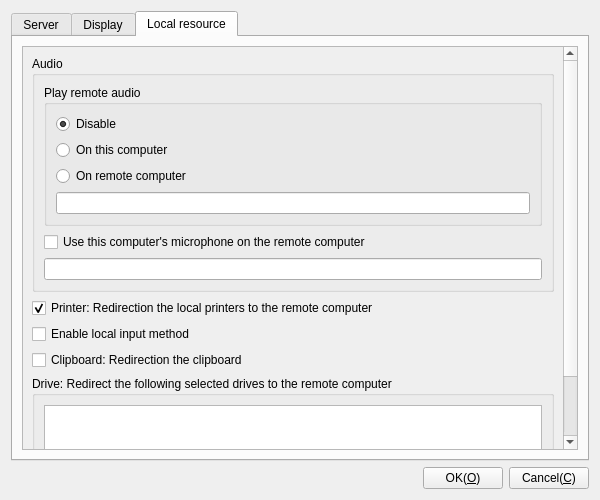
Old version of the form Plugins/FreeRDP/Client/DlgSetFreeRDP.ui in the repository KangLin/RabbitRemoteControl.
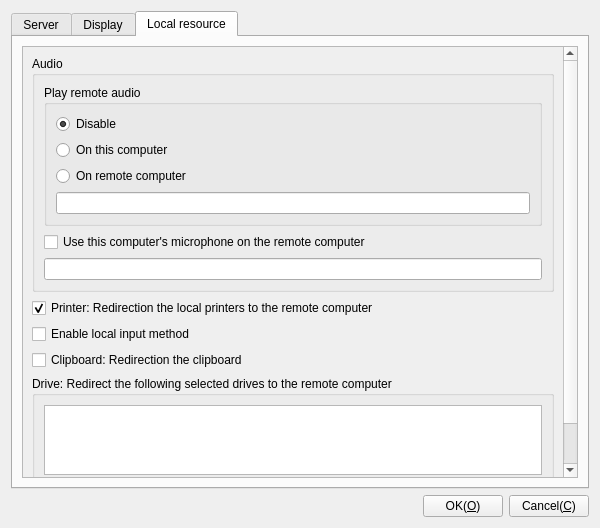
New version of the form. The open tabs and pages were chosen to show the change. Icons and pictures are not drawn. Custom widgets are drawn as their Qt base class.

Diff of the .ui file:
```diff
--- a/Plugins/FreeRDP/Client/DlgSetFreeRDP.ui
+++ b/Plugins/FreeRDP/Client/DlgSetFreeRDP.ui
@@ -7,7 +7,7 @@
     <x>0</x>
     <y>0</y>
     <width>600</width>
-    <height>500</height>
+    <height>528</height>
    </rect>
   </property>
   <property name="windowTitle">
@@ -448,9 +448,9 @@
           <property name="geometry">
            <rect>
             <x>0</x>
-            <y>0</y>
+            <y>-100</y>
             <width>544</width>
-            <height>485</height>
+            <height>524</height>
            </rect>
           </property>
           <layout class="QGridLayout" name="gridLayout_12">
@@ -623,7 +623,7 @@
        </property>
        <property name="sizeHint" stdset="0">
         <size>
-         <width>40</width>
+         <width>20</width>
          <height>20</height>
         </size>
        </property>
```
Left out of the diff: 4 changed lines with no effect on the pictures.
